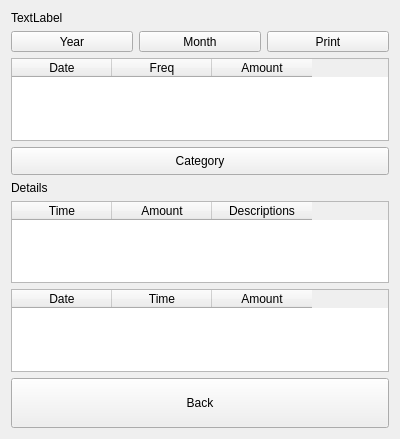
Before: the Qt Designer form dlgreport.ui in ic005k/Knot-Legacy, drawn with Qt 5.
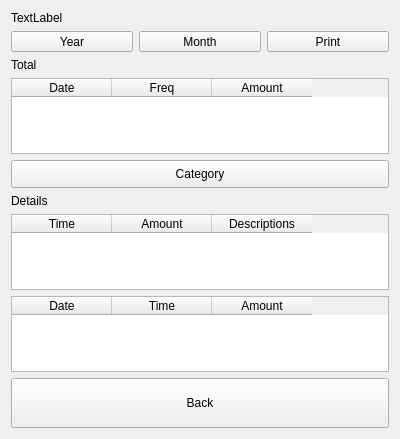
After: the same form once the commit is applied.

The edit to the form file:
```diff
--- a/dlgreport.ui
+++ b/dlgreport.ui
@@ -14,14 +14,7 @@
    <string>Dialog</string>
   </property>
   <layout class="QGridLayout" name="gridLayout">
-   <item row="0" column="0">
-    <widget class="QLabel" name="lblTitle">
-     <property name="text">
-      <string>TextLabel</string>
-     </property>
-    </widget>
-   </item>
-   <item row="7" column="0">
+   <item row="8" column="0">
     <layout class="QHBoxLayout" name="horizontalLayout_2">
      <item>
       <widget class="QToolButton" name="btnBack">
@@ -44,26 +37,7 @@
      </item>
     </layout>
    </item>
-   <item row="6" column="0">
-    <widget class="QTableWidget" name="tableCategory">
-     <column>
-      <property name="text">
-       <string>Date</string>
-      </property>
-     </column>
-     <column>
-      <property name="text">
-       <string>Time</string>
-      </property>
-     </column>
-     <column>
-      <property name="text">
-       <string>Amount</string>
-      </property>
-     </column>
-    </widget>
-   </item>
-   <item row="2" column="0">
+   <item row="3" column="0">
     <widget class="QTableWidget" name="tableReport">
      <property name="styleSheet">
       <string notr="true">QHeaderView                    // QTableWidget 标题头整个区域
@@ -163,6 +137,38 @@
      </column>
     </widget>
    </item>
+   <item row="6" column="0">
+    <widget class="QTableWidget" name="tableDetails">
+     <property name="alternatingRowColors">
+      <bool>true</bool>
+     </property>
+     <attribute name="horizontalHeaderStretchLastSection">
+      <bool>false</bool>
+     </attribute>
+     <column>
+      <property name="text">
+       <string>Time</string>
+      </property>
+     </column>
+     <column>
+      <property name="text">
+       <string>Amount</string>
+      </property>
+     </column>
+     <column>
+      <property name="text">
+       <string>Descriptions</string>
+      </property>
+     </column>
+    </widget>
+   </item>
+   <item row="0" column="0">
+    <widget class="QLabel" name="lblTitle">
+     <property name="text">
+      <string>TextLabel</string>
+     </property>
+    </widget>
+   </item>
    <item row="1" column="0">
     <layout class="QHBoxLayout" name="horizontalLayout">
      <item>
@@ -206,21 +212,20 @@
      </item>
     </layout>
    </item>
-   <item row="4" column="0">
+   <item row="5" column="0">
     <widget class="QLabel" name="lblDetails">
      <property name="text">
       <string>Details</string>
      </property>
     </widget>
    </item>
-   <item row="5" column="0">
-    <widget class="QTableWidget" name="tableDetails">
-     <property name="alternatingRowColors">
-      <bool>true</bool>
-     </property>
-     <attribute name="horizontalHeaderStretchLastSection">
-      <bool>false</bool>
-     </attribute>
+   <item row="7" column="0">
+    <widget class="QTableWidget" name="tableCategory">
+     <column>
+      <property name="text">
+       <string>Date</string>
+      </property>
+     </column>
      <column>
       <property name="text">
        <string>Time</string>
@@ -231,14 +236,9 @@
        <string>Amount</string>
       </property>
      </column>
-     <column>
-      <property name="text">
-       <string>Descriptions</string>
-      </property>
-     </column>
     </widget>
    </item>
-   <item row="3" column="0">
+   <item row="4" column="0">
     <widget class="QToolButton" name="btnCategory">
      <property name="sizePolicy">
       <sizepolicy hsizetype="Preferred" vsizetype="Fixed">
@@ -257,6 +257,13 @@
      </property>
     </widget>
    </item>
+   <item row="2" column="0">
+    <widget class="QLabel" name="lblTotal">
+     <property name="text">
+      <string>Total</string>
+     </property>
+    </widget>
+   </item>
   </layout>
  </widget>
  <resources/>
```
